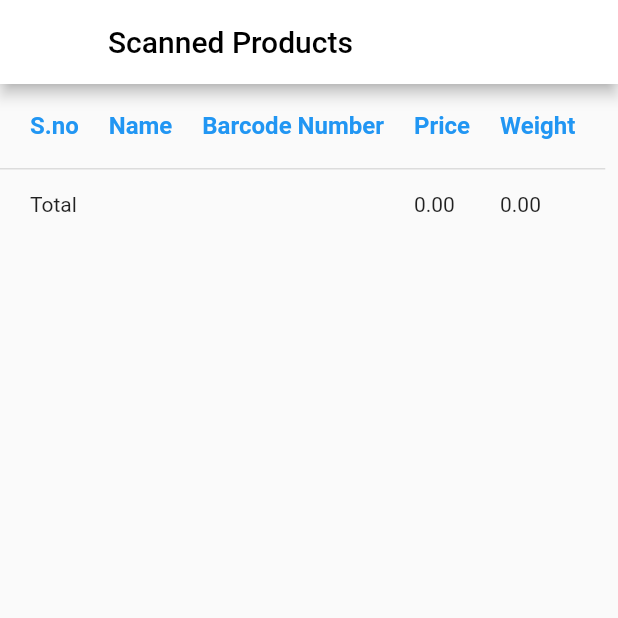
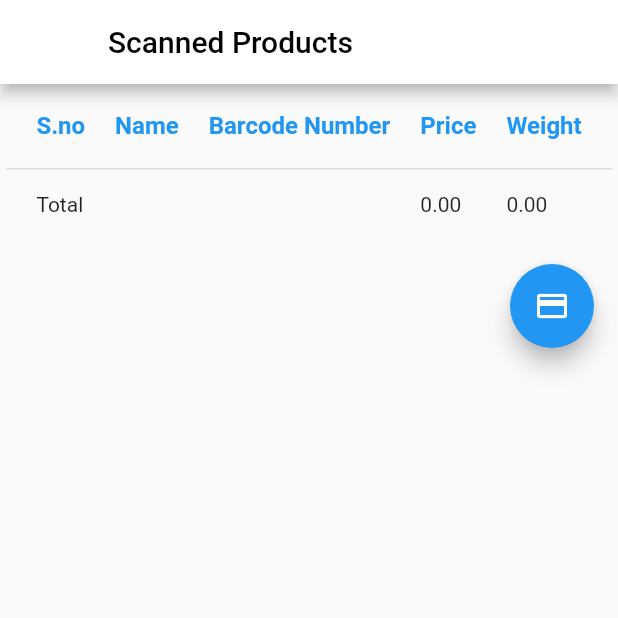
Before and after one commit to AnujRaskatla/Quick-Checkout-Grocery-Shopping-App, a Flutter app: the ViewListPage screen opened by its route, on a phone screen of 412 x 824 dp, the top half of it. Run offline on Flutter 3.47's test engine with Material 2 defaults, Android fonts, the phone set to English and light mode, and no system bars; our stand-ins replace csv, firebase_core, firebase_database; missing offline and left inert: flutter_barcode_scanner, qr_code_scanner; accounts and stored records are empty.

Commit message:
Version: 11.Added the payment button under the table

```diff
--- a/CurrentCode/barcode/lib/main.dart
+++ b/CurrentCode/barcode/lib/main.dart
@@ -173,7 +173,8 @@ class ViewListPageState extends State<ViewListPage>
             style: TextStyle(color: Colors.black),
           ),
         ),
-      body: SingleChildScrollView(
+        body: Column(children: [
+          SingleChildScrollView(
             scrollDirection: Axis.horizontal,
             child: SingleChildScrollView(
               child: DataTable(
@@ -182,7 +183,8 @@ class ViewListPageState extends State<ViewListPage>
                   fontSize: 16,
                   color: Colors.blue,
                 ),
-            dataTextStyle: const TextStyle(fontSize: 14, color: Colors.black87),
+                dataTextStyle:
+                    const TextStyle(fontSize: 14, color: Colors.black87),
                 horizontalMargin: 20, // Add margin to the horizontal sides
                 columnSpacing: 20.0,
                 columns: const <DataColumn>[
@@ -219,6 +221,21 @@ class ViewListPageState extends State<ViewListPage>
               ),
             ),
           ),
-    );
+          Align(
+            alignment: Alignment.bottomRight,
+            child: Padding(
+              padding: const EdgeInsets.all(16.0),
+              child: FloatingActionButton(
+                onPressed: () {
+                  // Add your payment logic here
+                  // For example, you could navigate to a payment screen.
+                  // Navigator.pushNamed(context, '/payment');
+                },
+                backgroundColor: Colors.blue,
+                child: const Icon(Icons.payment), // Customize the button color
+              ),
+            ),
+          )
+        ]));
   }
 }
```
Lines whose indentation alone changed are shown as unchanged.
